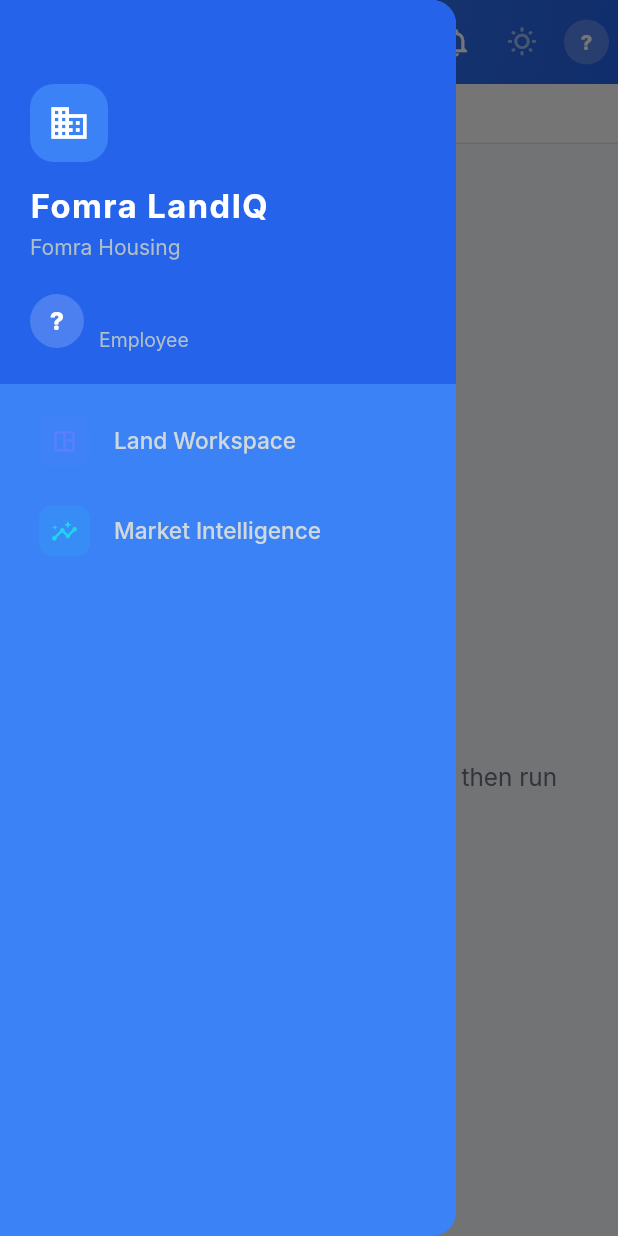
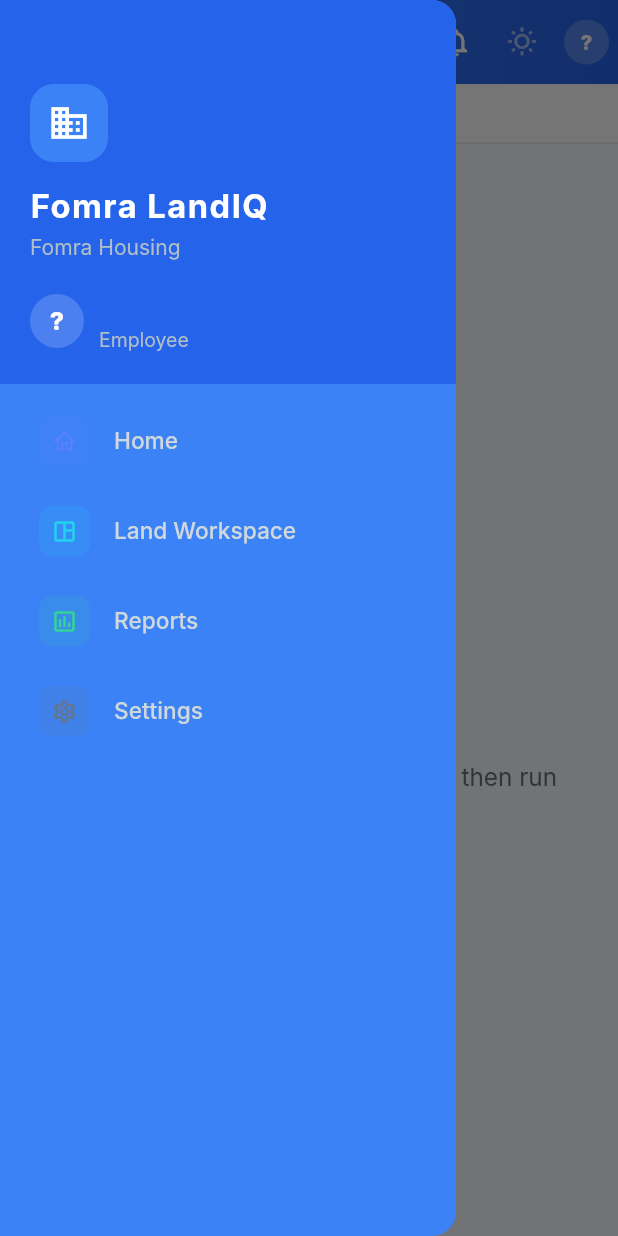
Before and after one commit to internfomrahousing-oss/fomra-ls, a Flutter app: the LegalVerificationScreen screen opened by its route, with the side drawer open, on a phone screen of 412 x 824 dp. Run offline on Flutter 3.47's test engine with Material 3 defaults, Android fonts, the phone set to English and light mode, and no system bars; our stand-ins replace audioplayers, connectivity_plus, file_picker, firebase_core, firebase_messaging, fl_chart and 8 more; missing offline and left inert: dart:html, dart:ui_web, flutter_map_cancellable_tile_provider, record; accounts and stored records are empty; Roboto replaces fonts that are missing (Inter).

Commit message:
Flat breadcrumbs (Home > page) + mobile menu = Home/Workspace/Reports/Settings
Breadcrumbs: drop the hardcoded middle crumb so every page shows only
"Home > page". Opening Project Map from Home now reads "Home > Project
Map" instead of "Home > Land Workspace > Project Map"; the same applies to
Settings sub-pages, leads, and filtered lists. forModule/under both
return a flat two-level trail (under keeps its ancestors param for
call-site compatibility but no longer inserts it). Test updated.

Mobile hamburger drawer now lists exactly Home, Land Workspace, Reports
and Settings, each with an icon.

Co-Authored-By: Claude Opus 4.8 <noreply@anthropic.com>

```diff
--- a/lib/widgets/app_drawer.dart
+++ b/lib/widgets/app_drawer.dart
@@ -15,15 +15,16 @@ class _MenuItem {
   const _MenuItem(this.title, this.icon, this.route, this.accent);
 }
 
-const _baseMenuItems = [
+/// The mobile hamburger menu: Home, Workspace, Reports, Settings.
+const _menuItems = [
+  _MenuItem('Home', Icons.home_outlined, '/home', Color(0xFF5B7FFF)),
   _MenuItem('Land Workspace', Icons.space_dashboard_outlined, '/land-lead',
-      Color(0xFF5B7FFF)),
-  _MenuItem('Market Intelligence', Icons.insights_outlined,
-      '/market-intelligence', Color(0xFF22D3EE)),
+      Color(0xFF22D3EE)),
+  _MenuItem('Reports', Icons.assessment_outlined, '/reports',
+      Color(0xFF34D399)),
+  _MenuItem('Settings', Icons.settings_outlined, '/settings',
+      Color(0xFF64748B)),
 ];
-
-const _managementMenuItem = _MenuItem('Employee Management',
-    Icons.groups_outlined, '/employee-management', Color(0xFFA78BFA));
 
 class AppDrawer extends StatelessWidget {
   final String currentRoute;
@@ -32,18 +33,7 @@ class AppDrawer extends StatelessWidget {
 
   @override
   Widget build(BuildContext context) {
-    final menuItems = [
-      _baseMenuItems[0],
-      if (AuthService.instance.isManagement) _managementMenuItem,
-      _baseMenuItems[1],
-      if (AuthService.instance.isManagement)
-        const _MenuItem(
-          'Settings',
-          Icons.settings_outlined,
-          '/settings',
-          Color(0xFF64748B),
-        ),
-    ];
+    const menuItems = _menuItems;
 
     return Drawer(
       child: Column(
--- a/lib/widgets/fomra_breadcrumb.dart
+++ b/lib/widgets/fomra_breadcrumb.dart
@@ -152,49 +152,31 @@ class FomraBreadcrumbBar extends StatelessWidget implements PreferredSizeWidget
   }
 }
 
-/// The static, route-based breadcrumb hierarchy.
+/// The breadcrumb hierarchy.
 ///
-/// A page's path is fixed by where it sits in the module tree — `Home >
-/// …section… > page` — never by how it was reached. Each intermediate crumb
-/// carries the named route it navigates to, so tapping it works from anywhere.
+/// Every page shows a flat two-level trail — `Home > page` — so the crumb only
+/// ever names where you are, never a hardcoded section you may not have passed
+/// through (e.g. a page opened from Home no longer shows "Land Workspace"
+/// in-between). Tapping Home returns to the dashboard.
 abstract final class FomraBreadcrumbs {
   static const home = FomraBreadcrumbItem.home();
   static const landWorkspace =
       FomraBreadcrumbItem.route('Land Workspace', '/land-lead');
-  static const settings = FomraBreadcrumbItem.route('Settings', '/settings');
-  static const reports = FomraBreadcrumbItem.route('Reports', '/reports');
 
-  /// A page label → the crumbs between Home and that page. A label that isn't
-  /// listed is treated as a top-level module: `Home > label`.
-  static const _ancestors = <String, List<FomraBreadcrumbItem>>{
-    // Settings section.
-    'Dropped Reasons': [settings],
-    'Bulk Lead Import': [settings],
-    'User Management': [settings],
-    'Monthly Targets': [settings],
-    'Reset Password': [settings],
-    'Access as User': [settings],
-    'Audit': [settings],
-    // Land Workspace section.
-    'Add Land Lead': [landWorkspace],
-    'Edit Land Lead': [landWorkspace],
-    'Project Map': [landWorkspace],
-  };
-
-  /// `Home > …section… > [label]` for a module page.
+  /// `Home > [label]` for a module page.
   static List<FomraBreadcrumbItem> forModule(String label) => [
         home,
-        ...?_ancestors[label],
         FomraBreadcrumbItem.current(label),
       ];
 
-  /// `Home > …ancestors… > [label]` for a page whose title is dynamic (a lead,
-  /// a filtered list) and so can't be keyed by label.
+  /// `Home > [label]` for a page whose title is dynamic (a lead, a filtered
+  /// list). [ancestors] is accepted for call-site compatibility but no longer
+  /// inserted — the trail stays flat.
   static List<FomraBreadcrumbItem> under(
     List<FomraBreadcrumbItem> ancestors,
     String label,
   ) =>
-      [home, ...ancestors, FomraBreadcrumbItem.current(label)];
+      [home, FomraBreadcrumbItem.current(label)];
 }
 
 /// The breadcrumb bar shown under a page header. Renders the fixed module
```
Also changed, not shown: 1 other file.
